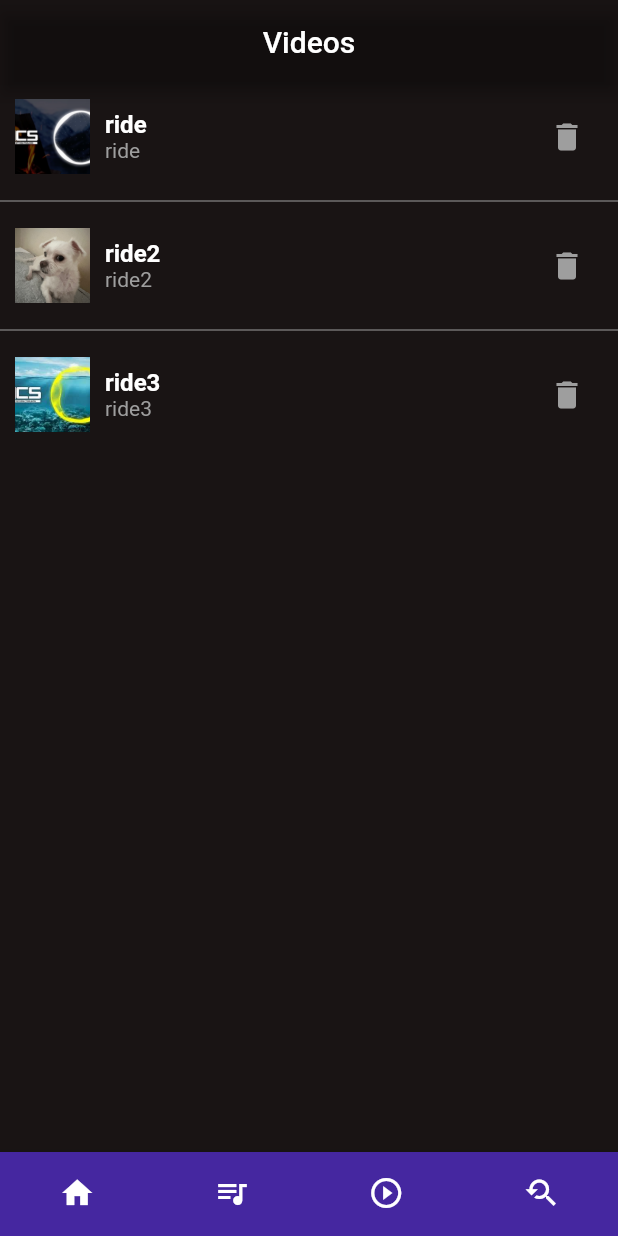
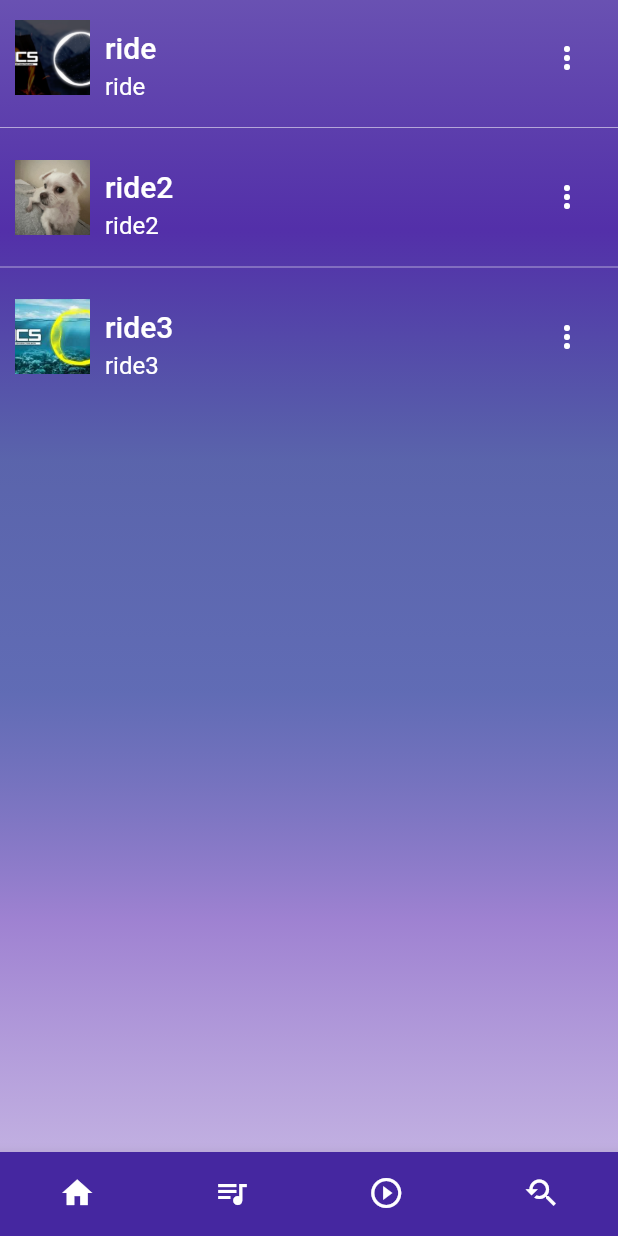
Before and after one commit to plan11plan/youtube-mp3-mp4-player, a Flutter app: the screen it shows after launch, item 3 of the bottom bar chosen, on a phone screen of 412 x 824 dp. Run offline on Flutter 3.47's test engine with Material 2 defaults, Android fonts, the phone set to English and light mode, and no system bars; our stand-ins replace audio_service, get, image_picker, just_audio, just_audio_background, rxdart and 2 more; missing offline and left inert: youtube_downloader; network calls fail.

Commit message:
download v1

```diff
--- a/lib/screen/Music.dart
+++ b/lib/screen/home/Music.dart
@@ -1,6 +1,7 @@
 import 'package:flutter/material.dart';
 import 'package:get/get.dart';
-import '../models/song_model.dart';
+
+import '../../models/song_model.dart';
 
 class Music extends StatefulWidget {
   const Music({Key? key}) : super(key: key);
@@ -108,7 +109,7 @@ class _MusicState extends State<Music> {
                       ],
                     ),
                     IconButton(
-                      icon: Icon(Icons.delete, color: Colors.white),
+                      icon: Icon(Icons.more_vert, color: Colors.white),
                       onPressed: () => showDeleteConfirmationDialog(index),
                     ),
                   ],
--- /dev/null
+++ b/lib/screen/home/Video.dart
@@ -0,0 +1,128 @@
+import 'package:flutter/material.dart';
+import 'package:player/screen/video/video_player_screen.dart';
+import '../../models/video_model.dart';
+
+class Video extends StatefulWidget {
+  const Video({Key? key}) : super(key: key);
+
+  @override
+  _VideoState createState() => _VideoState();
+}
+
+class _VideoState extends State<Video> {
+  List<downVideo> videos = [];
+
+  @override
+  void initState() {
+    super.initState();
+    videos = downVideo.videos;
+  }
+
+  void removeVideo(int index) {
+    setState(() {
+      videos.removeAt(index);
+    });
+  }
+
+  Future<void> showDeleteConfirmationDialog(int index) async {
+    return showDialog<void>(
+      context: context,
+      barrierDismissible: false,
+      builder: (BuildContext context) {
+        return AlertDialog(
+          title: const Text('Delete?'),
+          content: SingleChildScrollView(
+            child: ListBody(
+              children: const <Widget>[
+                Text('Do you want to delete this video?',
+                  style: TextStyle(color: Colors.black),),
+              ],
+            ),
+          ),
+          actions: <Widget>[
+            TextButton(
+              child: const Text('Delete'),
+              onPressed: () {
+                removeVideo(index);
+                Navigator.of(context).pop();
+              },
+            ),
+            TextButton(
+              child: const Text('Cancel'),
+              onPressed: () {
+                Navigator.of(context).pop();
+              },
+            ),
+          ],
+        );
+      },
+    );
+  }
+
+  @override
+  Widget build(BuildContext context) {
+    return Container(
+      decoration: BoxDecoration(
+          gradient: LinearGradient(
+            begin: Alignment.topCenter,
+            end: Alignment.bottomCenter,
+            colors: [
+              Colors.deepPurple.shade800.withOpacity(0.8),
+              Colors.deepPurple.shade700.withOpacity(0.99),
+
+              Colors.indigo.shade800.withOpacity(0.76),
+              Colors.indigo.shade700.withOpacity(0.76),
+              Colors.deepPurple.shade300.withOpacity(0.9),
+
+              Colors.deepPurple.shade200.withOpacity(0.8),
+            ],
+          )),
+      child: Scaffold(
+        backgroundColor: Colors.transparent,
+        body: ListView.separated(
+          itemCount: videos.length,
+          separatorBuilder: (context, index) => Divider(color: Colors.white54),
+          itemBuilder: (context, index) {
+            return InkWell(
+              onTap: () {
+                Navigator.push(
+                  context,
+                  MaterialPageRoute(
+                    builder: (context) => VideoPlayerScreen(url: videos[index].url),
+                  ),
+                );
+              },
+              child: Padding(
+                padding: EdgeInsets.all(10.0),
+                child: Row(
+                  mainAxisAlignment: MainAxisAlignment.spaceBetween,
+                  children: [
+                    Row( // Thumbnail image added to the row
+                      children: [
+                        Image.asset(videos[index].coverUrl, height: 50, width: 50, fit: BoxFit.cover),
+                        SizedBox(width: 10),
+                        Column(
+                          crossAxisAlignment: CrossAxisAlignment.start,
+                          children: [
+                            SizedBox(height: 10),
+                            Text(videos[index].title, style: Theme.of(context).textTheme.headline6),
+                            SizedBox(height: 5),
+                            Text(videos[index].description, style: Theme.of(context).textTheme.subtitle1),
+                          ],
+                        ),
+                      ],
+                    ),
+                    IconButton(
+                      icon: Icon(Icons.more_vert, color: Colors.white),
+                      onPressed: () => showDeleteConfirmationDialog(index),
+                    ),
+                  ],
+                ),
+              ),
+            );
+          },
+        ),
+      ),
+    );
+  }
+}
--- a/lib/screen/video/Video.dart
+++ /dev/null
@@ -1,115 +0,0 @@
-import 'package:flutter/material.dart';
-import 'package:player/screen/video/video_player_screen.dart';
-import '../../models/video_model.dart';
-
-class Video extends StatefulWidget {
-  const Video({Key? key}) : super(key: key);
-
-  @override
-  _VideoState createState() => _VideoState();
-}
-
-class _VideoState extends State<Video> {
-  List<downVideo> videos = [];
-
-  @override
-  void initState() {
-    super.initState();
-    videos = downVideo.videos;
-  }
-
-  void removeVideo(int index) {
-    setState(() {
-      videos.removeAt(index);
-    });
-  }
-
-  Future<void> showDeleteConfirmationDialog(int index) async {
-    return showDialog<void>(
-      context: context,
-      barrierDismissible: false,
-      builder: (BuildContext context) {
-        return AlertDialog(
-          title: const Text('Delete?'),
-          content: SingleChildScrollView(
-            child: ListBody(
-              children: const <Widget>[
-                Text('Do you want to delete this video?',
-                  style: TextStyle(color: Colors.white),),
-              ],
-            ),
-          ),
-          actions: <Widget>[
-            TextButton(
-              child: const Text('Delete'),
-              onPressed: () {
-                removeVideo(index);
-                Navigator.of(context).pop();
-              },
-            ),
-            TextButton(
-              child: const Text('Cancel'),
-              onPressed: () {
-                Navigator.of(context).pop();
-              },
-            ),
-          ],
-        );
-      },
-    );
-  }
-
-  @override
-  Widget build(BuildContext context) {
-    return Scaffold(
-      backgroundColor: Color(0xFF191414), // Spotify dark black
-      appBar: AppBar(
-        backgroundColor: Colors.transparent,
-        title: Text('Videos', style: TextStyle(color: Colors.white)),
-        centerTitle: true,
-      ),
-      body: ListView.separated(
-        itemCount: videos.length,
-        separatorBuilder: (context, index) => Divider(color: Colors.grey),
-        itemBuilder: (context, index) {
-          return InkWell(
-            onTap: () {
-              Navigator.push(
-                context,
-                MaterialPageRoute(
-                  builder: (context) => VideoPlayerScreen(url: videos[index].url),
-                ),
-              );
-            },
-            child: Padding(
-              padding: EdgeInsets.all(10.0),
-              child: Row(
-                mainAxisAlignment: MainAxisAlignment.spaceBetween,
-                children: [
-                  Row(
-                    children: [
-                      // Display video thumbnail
-                      Image.asset(videos[index].coverUrl, height: 50, width: 50, fit: BoxFit.cover),
-                      SizedBox(width: 10),
-                      Column(
-                        crossAxisAlignment: CrossAxisAlignment.start,
-                        children: [
-                          Text(videos[index].title, style: TextStyle(color: Colors.white, fontSize: 16, fontWeight: FontWeight.bold)),
-                          Text(videos[index].description, style: TextStyle(color: Colors.grey, fontSize: 14)),
-                        ],
-                      ),
-                    ],
-                  ),
-                  IconButton(
-                    icon: Icon(Icons.delete, color: Colors.grey),
-                    onPressed: () => showDeleteConfirmationDialog(index),
-                  ),
-                ],
-              ),
-            ),
-          );
-        },
-      ),
-    );
-  }
-}
```
Also changed, not shown: lib/main.dart (+4 -4 lines), lib/screen/home/Home_screen.dart (renamed from lib/screen/Home_screen.dart, +4 -4 lines), lib/screen/home/Youtube.dart (renamed from lib/screen/Youtube.dart).
